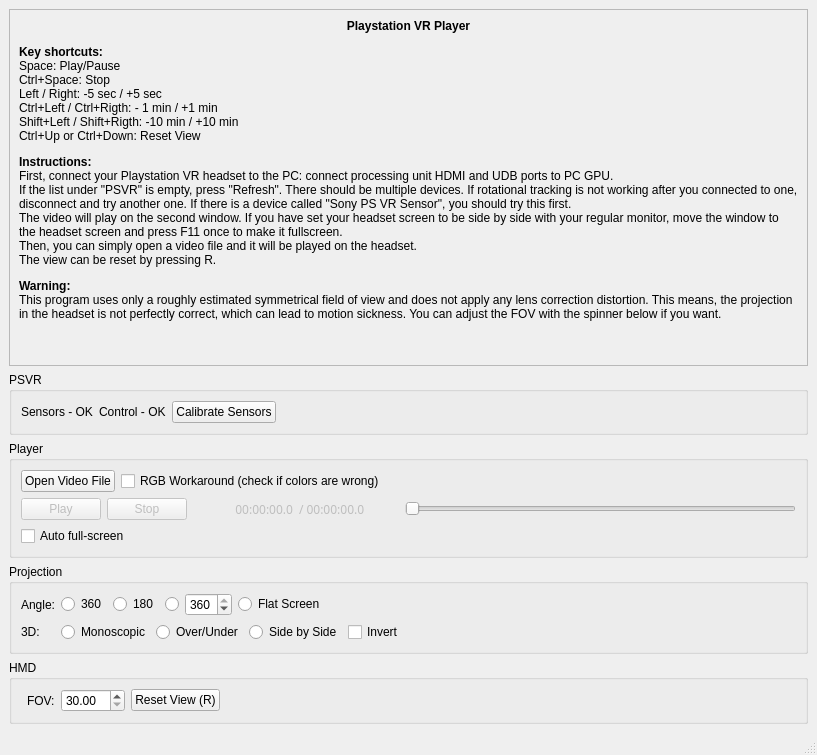
Above: src/mainwindow.ui from evgenykislov/psvr_player before the change. Below: the same form after it.
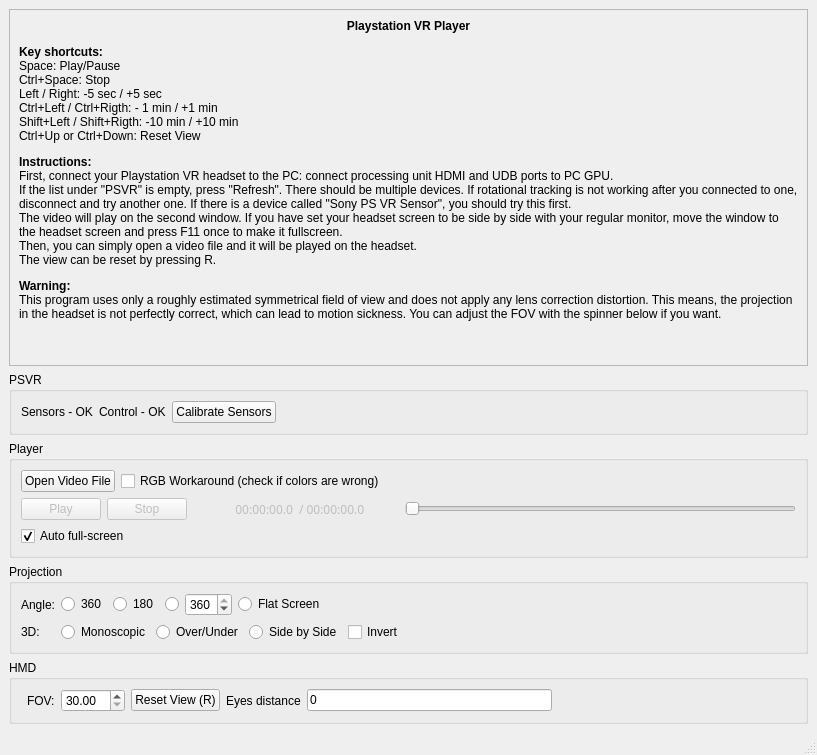
That is the form after the change.

What changed in the file:
```diff
--- a/src/mainwindow.ui
+++ b/src/mainwindow.ui
@@ -254,6 +254,9 @@
            <property name="text">
             <string>Auto full-screen</string>
            </property>
+           <property name="checked">
+            <bool>true</bool>
+           </property>
           </widget>
          </item>
         </layout>
@@ -466,6 +469,20 @@
            </property>
           </widget>
          </item>
+         <item>
+          <widget class="QLabel" name="label_5">
+           <property name="text">
+            <string>Eyes distance</string>
+           </property>
+          </widget>
+         </item>
+         <item>
+          <widget class="QLineEdit" name="eyes_distance_edt">
+           <property name="text">
+            <string>0</string>
+           </property>
+          </widget>
+         </item>
          <item>
           <spacer name="horizontalSpacer_3">
            <property name="orientation">
```
